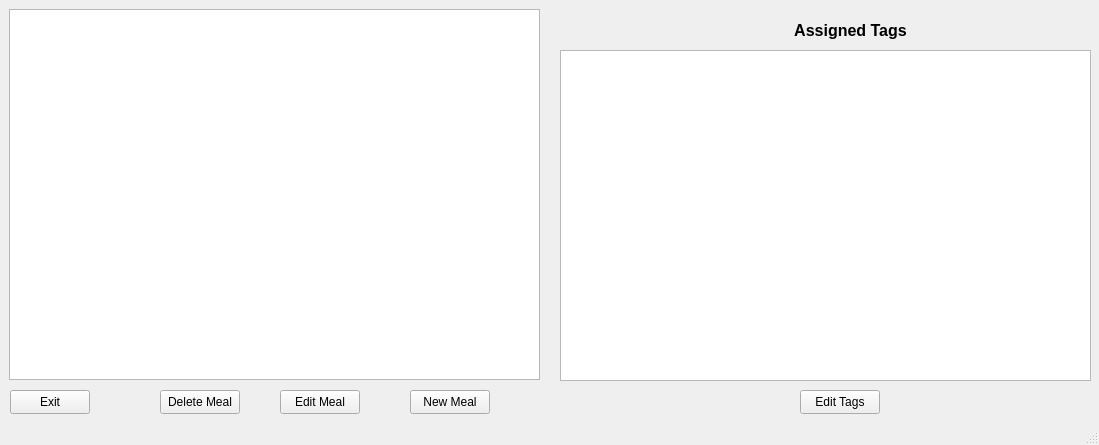
Qt form qtfolder/MealPlanner/editmealswindow.ui (NoorA0/MealPlanner) before a commit.
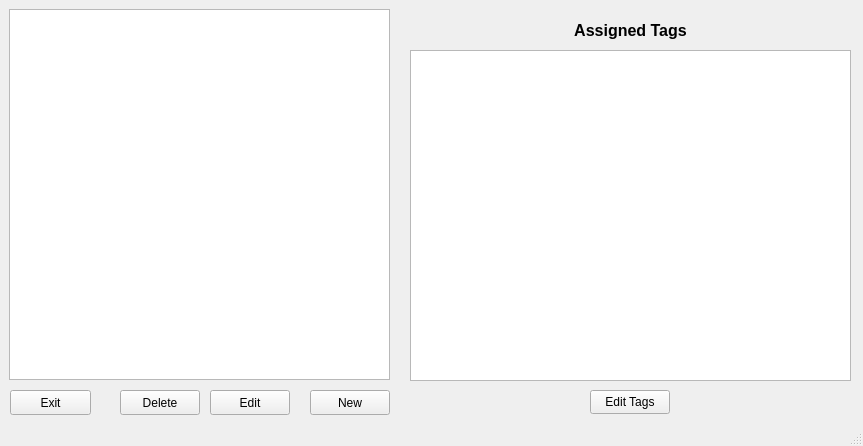
The same form after that commit.

Diff of the .ui file:
```diff
--- a/qtfolder/MealPlanner/editmealswindow.ui
+++ b/qtfolder/MealPlanner/editmealswindow.ui
@@ -6,8 +6,8 @@
    <rect>
     <x>0</x>
     <y>0</y>
-    <width>1099</width>
-    <height>445</height>
+    <width>863</width>
+    <height>446</height>
    </rect>
   </property>
   <property name="windowTitle">
@@ -19,7 +19,7 @@
      <rect>
       <x>9</x>
       <y>9</y>
-      <width>531</width>
+      <width>381</width>
       <height>371</height>
      </rect>
     </property>
@@ -41,8 +41,8 @@
      <rect>
       <x>10</x>
       <y>390</y>
-      <width>80</width>
-      <height>24</height>
+      <width>81</width>
+      <height>25</height>
      </rect>
     </property>
     <property name="text">
@@ -52,20 +52,20 @@
    <widget class="QPushButton" name="pushButton_2">
     <property name="geometry">
      <rect>
-      <x>280</x>
+      <x>210</x>
       <y>390</y>
       <width>80</width>
-      <height>24</height>
+      <height>25</height>
      </rect>
     </property>
     <property name="text">
-     <string>Edit Meal</string>
+     <string>Edit</string>
     </property>
    </widget>
    <widget class="QLabel" name="label">
     <property name="geometry">
      <rect>
-      <x>780</x>
+      <x>560</x>
       <y>20</y>
       <width>141</width>
       <height>21</height>
@@ -78,9 +78,9 @@
    <widget class="QListWidget" name="listWidget_tags">
     <property name="geometry">
      <rect>
-      <x>560</x>
+      <x>410</x>
       <y>50</y>
-      <width>531</width>
+      <width>441</width>
       <height>331</height>
      </rect>
     </property>
@@ -97,7 +97,7 @@
    <widget class="QPushButton" name="pushButton_3">
     <property name="geometry">
      <rect>
-      <x>800</x>
+      <x>590</x>
       <y>390</y>
       <width>80</width>
       <height>24</height>
@@ -110,27 +110,27 @@
    <widget class="QPushButton" name="pushButton_4">
     <property name="geometry">
      <rect>
-      <x>410</x>
+      <x>310</x>
       <y>390</y>
       <width>80</width>
-      <height>24</height>
+      <height>25</height>
      </rect>
     </property>
     <property name="text">
-     <string>New Meal</string>
+     <string>New</string>
     </property>
    </widget>
    <widget class="QPushButton" name="pushButton_5">
     <property name="geometry">
      <rect>
-      <x>160</x>
+      <x>120</x>
       <y>390</y>
       <width>80</width>
-      <height>24</height>
+      <height>25</height>
      </rect>
     </property>
     <property name="text">
-     <string>Delete Meal</string>
+     <string>Delete</string>
     </property>
    </widget>
   </widget>
```
